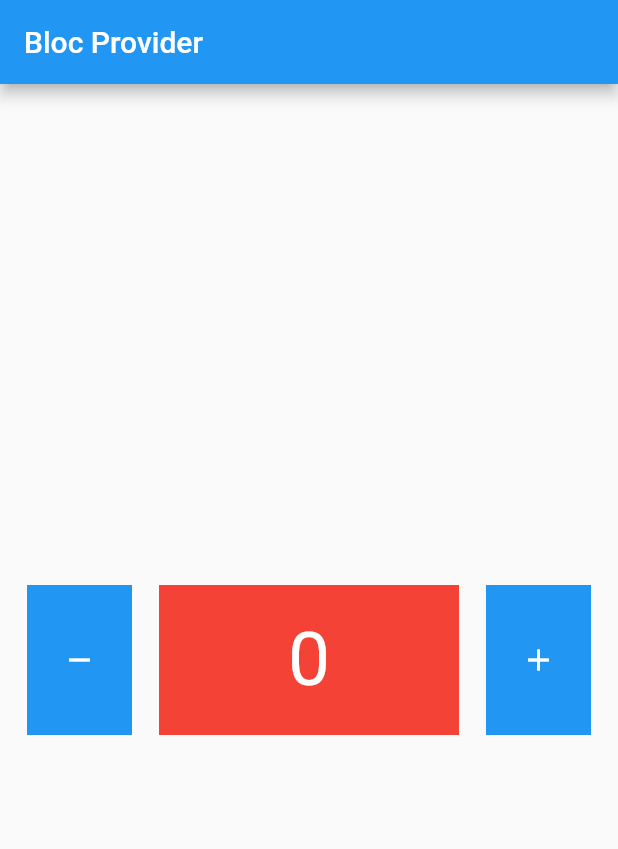
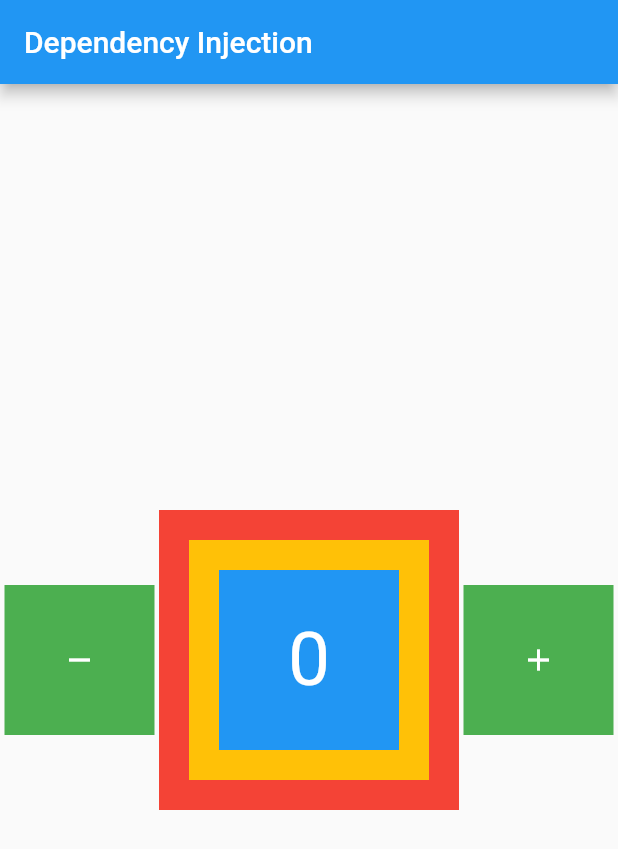
Before and after one commit to mrizkiid/git-bloc, a Flutter app: the screen it shows after launch, on a phone screen of 412 x 824 dp. Shown: the top 849 px of the screen. Run offline on Flutter 3.47's test engine with Material 2 defaults, Android fonts, the phone set to English and light mode, and no system bars; our stand-ins replace bloc, flutter_bloc.

Commit message:
dependencies injection part 1

```diff
--- /dev/null
+++ b/learnbloc/lib/bloc_dependencies_injection/biru.dart
@@ -0,0 +1,29 @@
+import 'package:flutter/material.dart';
+import 'package:flutter_bloc/flutter_bloc.dart';
+import 'package:learnbloc/kuldi_bloc_builder/counter.dart';
+
+class Biru extends StatelessWidget {
+  // const Biru({
+  //   Key? key,
+  // }) : super(key: key);
+
+  // Counter mycounter = Counter();
+
+  @override
+  Widget build(BuildContext context) {
+    Counter mycounter = BlocProvider.of<Counter>(context);
+    return Container(
+      margin: const EdgeInsets.all(20),
+      color: Colors.blue,
+      child: Center(
+        child: BlocBuilder(
+          bloc: mycounter,
+          builder: (context, x) => Text(
+            '$x',
+            style: TextStyle(fontSize: 50, color: Colors.white),
+          ),
+        ),
+      ),
+    );
+  }
+}
--- /dev/null
+++ b/learnbloc/lib/bloc_dependencies_injection/kuning.dart
@@ -0,0 +1,18 @@
+import 'package:flutter/material.dart';
+import 'package:learnbloc/bloc_dependencies_injection/biru.dart';
+import 'package:learnbloc/kuldi_bloc_builder/counter.dart';
+
+class Kuning extends StatelessWidget {
+  const Kuning({
+    Key? key,
+  }) : super(key: key);
+
+  @override
+  Widget build(BuildContext context) {
+    return Container(
+      margin: const EdgeInsets.all(20),
+      color: Colors.amber,
+      child: Biru(),
+    );
+  }
+}
--- /dev/null
+++ b/learnbloc/lib/bloc_dependencies_injection/merah.dart
@@ -0,0 +1,19 @@
+import 'package:flutter/cupertino.dart';
+import 'package:flutter/material.dart';
+import 'package:learnbloc/bloc_dependencies_injection/kuning.dart';
+
+class Merah extends StatelessWidget {
+  const Merah({
+    Key? key,
+  }) : super(key: key);
+
+  @override
+  Widget build(BuildContext context) {
+    return Container(
+      height: 200,
+      width: 200,
+      color: Colors.red,
+      child: Kuning(),
+    );
+  }
+}
--- /dev/null
+++ b/learnbloc/lib/bloc_dependencies_injection/provider_dua.dart
@@ -0,0 +1,60 @@
+import 'package:flutter/material.dart';
+import 'package:flutter_bloc/flutter_bloc.dart';
+import 'package:learnbloc/bloc_dependencies_injection/merah.dart';
+import 'package:learnbloc/kuldi_bloc_builder/counter.dart';
+
+class ProviderDua extends StatelessWidget {
+  const ProviderDua({Key? key}) : super(key: key);
+
+  // Counter mycounter = Counter();
+
+  @override
+  Widget build(BuildContext context) {
+    Counter mycounter = BlocProvider.of<Counter>(context);
+    return Scaffold(
+      appBar: AppBar(
+        title: const Text("Dependency Injection"),
+      ),
+      body: Center(
+        child: Row(
+          mainAxisAlignment: MainAxisAlignment.spaceEvenly,
+          children: [
+            Material(
+              color: Colors.green,
+              child: InkWell(
+                onTap: () {
+                  mycounter.kurang();
+                },
+                child: const SizedBox(
+                  height: 100,
+                  width: 100,
+                  child: Icon(
+                    Icons.remove,
+                    color: Colors.white,
+                  ),
+                ),
+              ),
+            ),
+            Merah(),
+            Material(
+              color: Colors.green,
+              child: InkWell(
+                onTap: () {
+                  mycounter.tambah();
+                },
+                child: const SizedBox(
+                  height: 100,
+                  width: 100,
+                  child: Icon(
+                    Icons.add,
+                    color: Colors.white,
+                  ),
+                ),
+              ),
+            ),
+          ],
+        ),
+      ),
+    );
+  }
+}
--- a/learnbloc/lib/main.dart
+++ b/learnbloc/lib/main.dart
@@ -1,6 +1,7 @@
 import 'package:flutter/material.dart';
 import 'package:flutter_bloc/flutter_bloc.dart';
 import 'package:learnbloc/bloc_consumer/kuldi_consumer.dart';
+import 'package:learnbloc/bloc_dependencies_injection/provider_dua.dart';
 import 'package:learnbloc/bloc_listener/kuldi_bloc_listener.dart';
 import 'package:learnbloc/bloc_provider/kuldi_bloc_proveider.dart';
 import 'package:learnbloc/erico/bloc_erico.dart';
@@ -28,7 +29,8 @@ class MyApp extends StatelessWidget {
         // home: KuldiBlocBuilder()
         // home: BlocListenerKuldi()
         // home: BlocConsumerKuldi(),
-        home: KuldiBlocProvider(),
+        // home: KuldiBlocProvider(),
+        home: ProviderDua(),
       ),
     );
   }
```
